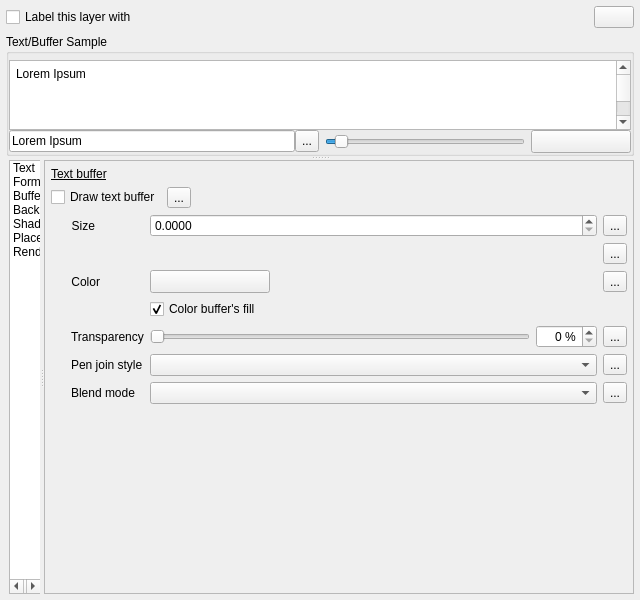
qgis/QGIS, file src/ui/qgslabelingguibase.ui: the form before one commit.
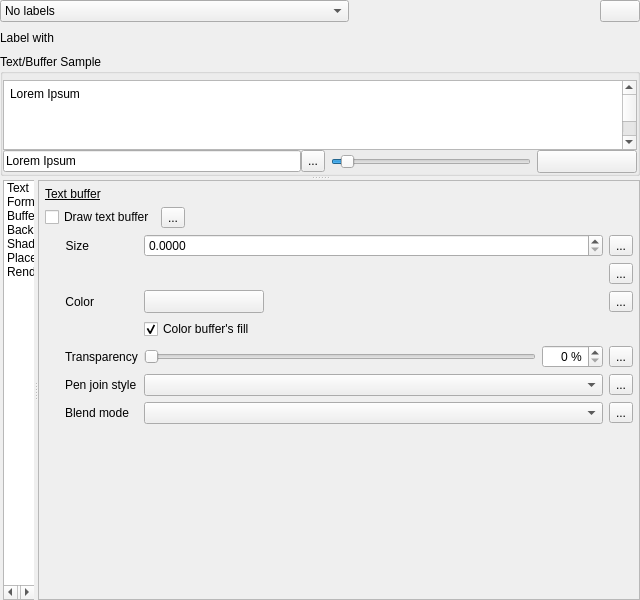
The form after the commit. The open tabs and pages were chosen to show the change. Icons and pictures are not drawn. Custom widgets are drawn as their Qt base class.

Commit message:
[FEATURE][labeling] Add option for obstacle only layers
This allows users to set a layer as just an obstacle for other
layer's labels without rendering any labels of its own.

Ideas for UI improvements are welcome!

```diff
--- a/src/ui/qgslabelingguibase.ui
+++ b/src/ui/qgslabelingguibase.ui
@@ -14,22 +14,13 @@
    <string>Layer labeling settings</string>
   </property>
   <layout class="QGridLayout" name="gridLayout_8">
-   <property name="leftMargin">
-    <number>6</number>
-   </property>
-   <property name="topMargin">
-    <number>6</number>
-   </property>
-   <property name="rightMargin">
-    <number>6</number>
-   </property>
-   <property name="bottomMargin">
-    <number>6</number>
+   <property name="margin">
+    <number>0</number>
    </property>
    <property name="verticalSpacing">
     <number>6</number>
    </property>
-   <item row="1" column="0">
+   <item row="7" column="0">
     <widget class="QFrame" name="mLabelingFrame">
      <property name="minimumSize">
       <size>
@@ -112,7 +103,7 @@
               <rect>
                <x>0</x>
                <y>0</y>
-               <width>602</width>
+               <width>614</width>
                <height>300</height>
               </rect>
              </property>
@@ -1961,8 +1952,8 @@
                       <rect>
                        <x>0</x>
                        <y>0</y>
-                       <width>301</width>
-                       <height>257</height>
+                       <width>582</width>
+                       <height>379</height>
                       </rect>
                      </property>
                      <layout class="QVBoxLayout" name="verticalLayout_12">
@@ -5826,7 +5817,7 @@
      </layout>
     </widget>
    </item>
-   <item row="0" column="0">
+   <item row="6" column="0">
     <widget class="QFrame" name="frameLabelWith">
      <layout class="QHBoxLayout" name="horizontalLayout_3">
       <property name="leftMargin">
@@ -5842,9 +5833,9 @@
        <number>0</number>
       </property>
       <item>
-       <widget class="QCheckBox" name="chkEnableLabeling">
+       <widget class="QLabel" name="label_12">
         <property name="text">
-         <string>Label this layer with</string>
+         <string>Label with</string>
         </property>
        </widget>
       </item>
@@ -5880,41 +5871,68 @@
         </property>
        </spacer>
       </item>
-      <item>
-       <spacer name="horizontalSpacer_5">
-        <property name="orientation">
-         <enum>Qt::Horizontal</enum>
+     </layout>
+    </widget>
+   </item>
+   <item row="2" column="0">
+    <layout class="QHBoxLayout" name="horizontalLayout_8">
+     <item>
+      <widget class="QComboBox" name="mLabelModeComboBox">
+       <item>
+        <property name="text">
+         <string>No labels</string>
         </property>
-        <property name="sizeHint" stdset="0">
-         <size>
-          <width>12</width>
-          <height>20</height>
-         </size>
-        </property>
-       </spacer>
-      </item>
-      <item>
-       <widget class="QPushButton" name="btnEngineSettings">
-        <property name="enabled">
-         <bool>true</bool>
-        </property>
-        <property name="toolTip">
-         <string>Automated placement settings (apply to all layers)</string>
+       </item>
+       <item>
+        <property name="text">
+         <string>Show labels for this layer</string>
         </property>
         <property name="icon">
          <iconset resource="../../images/images.qrc">
           <normaloff>:/images/themes/default/mIconAutoPlacementSettings.svg</normaloff>:/images/themes/default/mIconAutoPlacementSettings.svg</iconset>
         </property>
-        <property name="iconSize">
-         <size>
-          <width>24</width>
-          <height>16</height>
-         </size>
+       </item>
+       <item>
+        <property name="text">
+         <string>Discourage other labels from covering features in this layer</string>
         </property>
-       </widget>
-      </item>
-     </layout>
-    </widget>
+       </item>
+      </widget>
+     </item>
+     <item>
+      <spacer name="horizontalSpacer_5">
+       <property name="orientation">
+        <enum>Qt::Horizontal</enum>
+       </property>
+       <property name="sizeHint" stdset="0">
+        <size>
+         <width>12</width>
+         <height>20</height>
+        </size>
+       </property>
+      </spacer>
+     </item>
+     <item>
+      <widget class="QPushButton" name="btnEngineSettings">
+       <property name="enabled">
+        <bool>true</bool>
+       </property>
+       <property name="toolTip">
+        <string>Automated placement settings (apply to all layers)</string>
+       </property>
+       <property name="icon">
+        <iconset resource="../../images/images.qrc">
+         <normaloff>:/images/themes/default/mIconAutoPlacementSettings.svg</normaloff>:/images/themes/default/mIconAutoPlacementSettings.svg</iconset>
+       </property>
+       <property name="iconSize">
+        <size>
+         <width>24</width>
+         <height>16</height>
+        </size>
+       </property>
+      </widget>
+     </item>
+    </layout>
    </item>
   </layout>
  </widget>
```
Left out of the diff: 454 changed lines with no effect on the pictures. The commit also changes 5 other files.
